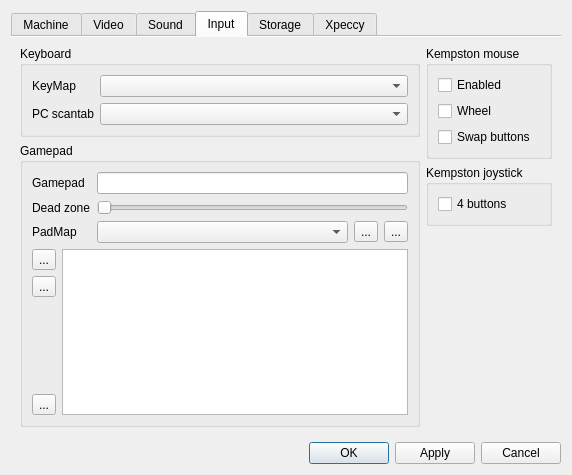
samstyle/Xpeccy, file ui/setupwin.ui: the form before one commit.
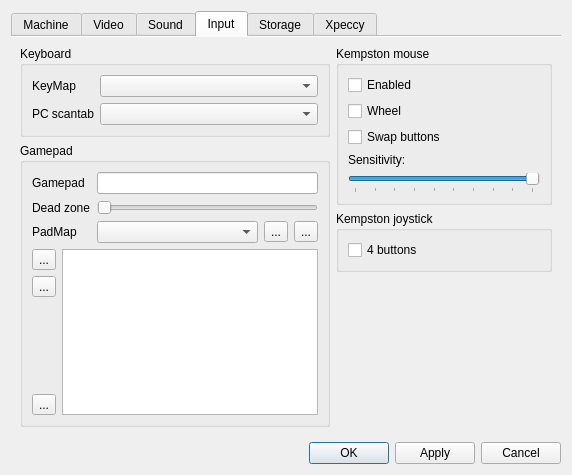
The form after the commit. The open tabs and pages were chosen to show the change. Icons and pictures are not drawn. Custom widgets are drawn as their Qt base class.

Commit message: Basic Kempston Mouse sensitivity configuration

```diff
--- a/ui/setupwin.ui
+++ b/ui/setupwin.ui
@@ -1650,6 +1650,44 @@
                 </property>
                </widget>
               </item>
+              <item>
+               <widget class="QLabel" name="label_66">
+                <property name="text">
+                 <string>Sensitivity:</string>
+                </property>
+               </widget>
+              </item>
+              <item>
+               <widget class="QSlider" name="sldSensitivity">
+                <property name="minimum">
+                 <number>100</number>
+                </property>
+                <property name="maximum">
+                 <number>1000</number>
+                </property>
+                <property name="singleStep">
+                 <number>10</number>
+                </property>
+                <property name="pageStep">
+                 <number>100</number>
+                </property>
+                <property name="value">
+                 <number>1000</number>
+                </property>
+                <property name="sliderPosition">
+                 <number>1000</number>
+                </property>
+                <property name="orientation">
+                 <enum>Qt::Horizontal</enum>
+                </property>
+                <property name="tickPosition">
+                 <enum>QSlider::TicksBelow</enum>
+                </property>
+                <property name="tickInterval">
+                 <number>100</number>
+                </property>
+               </widget>
+              </item>
              </layout>
             </widget>
            </item>
```
Left out of the diff: 6 changed lines with no effect on the pictures. The commit also changes 6 other files.
